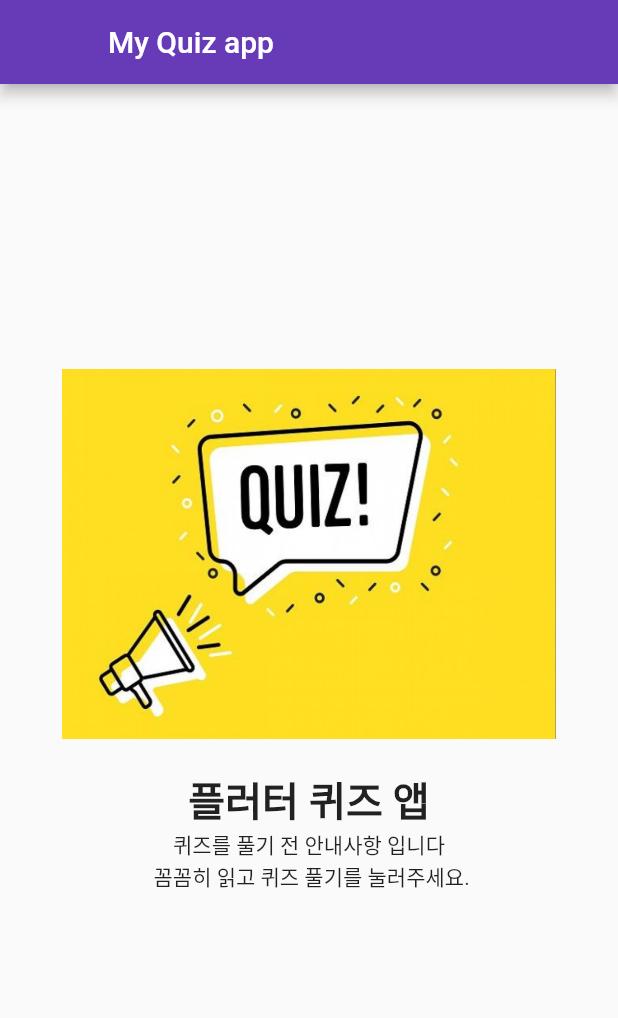
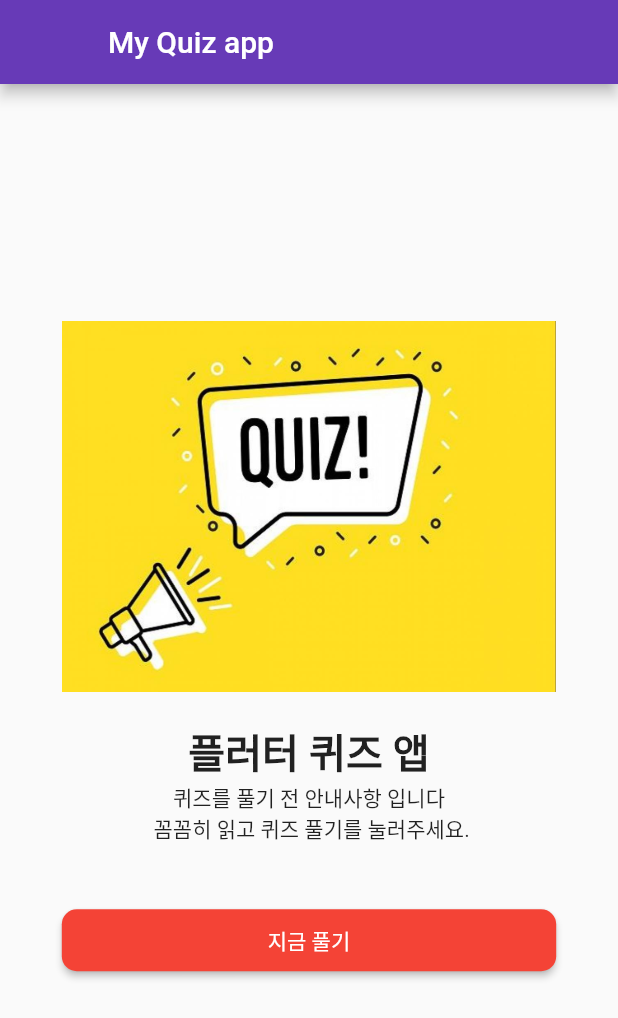
Before and after one commit to joking7898/flutter_work, a Flutter app: the screen it shows after launch, on a phone screen of 412 x 824 dp. Shown: the top 1018 px of the screen. Run offline on Flutter 3.47's test engine with Material 2 defaults, Android fonts, the phone set to English and light mode, and no system bars.

Commit message:
버튼 생성

```diff
--- a/lib/screen/screen_home.dart
+++ b/lib/screen/screen_home.dart
@@ -42,6 +42,25 @@ class _HomeScreenState extends State<HomeScreen> {
             textAlign: TextAlign.center,
           ),
           Padding(padding: EdgeInsets.all(width * 0.048)),
+          Container(
+            padding: EdgeInsets.only(bottom: width * 0.036),
+            child: Center(
+              child: ButtonTheme(
+                minWidth: width * 0.8,
+                height: height * 0.05,
+                shape: RoundedRectangleBorder(
+                  borderRadius: BorderRadius.circular(10),
+                ),
+                child: RaisedButton(
+                  child: Text(
+                    '지금 풀기',
+                    style: TextStyle(color: Colors.white),
+                  ),
+                  onPressed: () {},
+                ),
+              ),
+            ),
+          )
         ],
       ),
     ));
```
